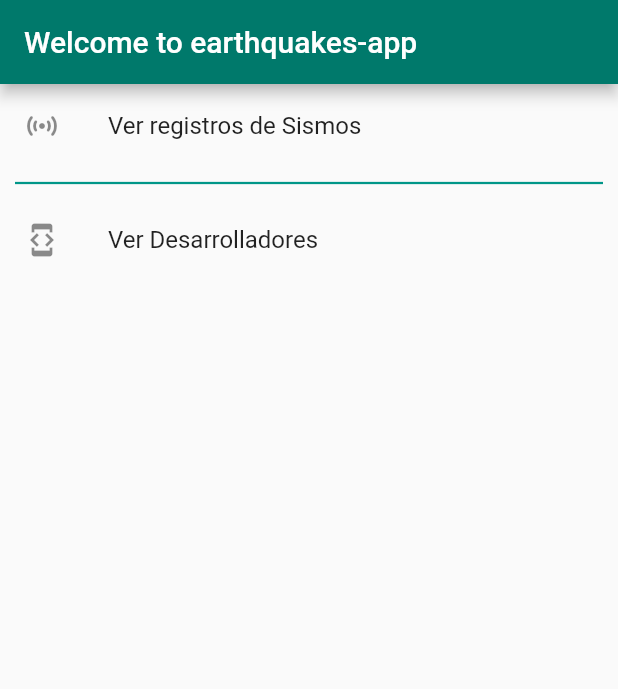
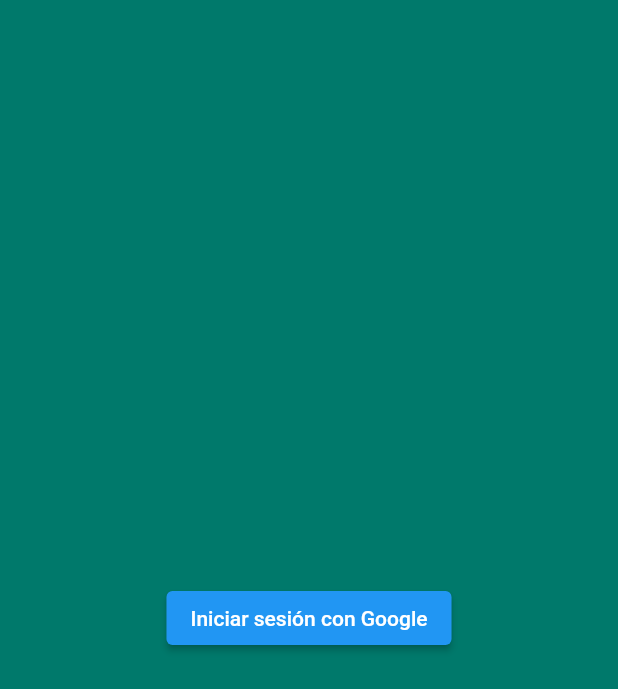
Before and after one commit to IanPD97/appmovil_earthquakes, a Flutter app: the screen it shows after launch, on a phone screen of 412 x 824 dp. Shown: the top 689 px of the screen. Run offline on Flutter 3.47's test engine with Material 2 defaults, Android fonts, the phone set to English and light mode, and no system bars; our stand-ins replace google_maps_flutter, google_sign_in; missing offline and left inert: google_maps_flutter_web, google_sign_in_web.

```diff
--- a/lib/generated_plugin_registrant.dart
+++ b/lib/generated_plugin_registrant.dart
@@ -4,8 +4,6 @@
 
 // ignore_for_file: lines_longer_than_80_chars
 
-import 'package:firebase_auth_web/firebase_auth_web.dart';
-import 'package:firebase_core_web/firebase_core_web.dart';
 import 'package:google_maps_flutter_web/google_maps_flutter_web.dart';
 import 'package:google_sign_in_web/google_sign_in_web.dart';
 
@@ -13,8 +11,6 @@ import 'package:flutter_web_plugins/flutter_web_plugins.dart';
 
 // ignore: public_member_api_docs
 void registerPlugins(Registrar registrar) {
-  FirebaseAuthWeb.registerWith(registrar);
-  FirebaseCoreWeb.registerWith(registrar);
   GoogleMapsPlugin.registerWith(registrar);
   GoogleSignInPlugin.registerWith(registrar);
   registrar.registerMessageHandler();
--- /dev/null
+++ b/lib/google_signin_api.dart
@@ -0,0 +1,7 @@
+import 'package:google_sign_in/google_sign_in.dart';
+
+class GoogleSignInApi {
+  static final _googleSignIn = GoogleSignIn();
+
+  static Future<GoogleSignInAccount?> login() => _googleSignIn.signIn();
+}
--- a/lib/main.dart
+++ b/lib/main.dart
@@ -1,10 +1,11 @@
 import 'package:appmovil_earthquakes/firstpage.dart';
 import 'package:flutter/material.dart';
+import 'package:appmovil_earthquakes/sign_up_page.dart';
 
 void main() async {
   runApp(
     MaterialApp(
-      home: FirstPage(),
+      home: SignUpPage(),
       debugShowCheckedModeBanner: false,
     ),
   );
--- /dev/null
+++ b/lib/sign_up_page.dart
@@ -0,0 +1,63 @@
+import 'package:appmovil_earthquakes/firstpage.dart';
+import 'package:google_sign_in/google_sign_in.dart';
+import 'package:flutter/material.dart';
+
+class SignUpPage extends StatefulWidget {
+  @override
+  _SignUpPageState createState() => _SignUpPageState();
+}
+
+class _SignUpPageState extends State<SignUpPage> {
+  bool _isLoggedIn = false;
+  GoogleSignInAccount? _userObj;
+  GoogleSignIn _googleSignIn = GoogleSignIn();
+
+  @override
+  Widget build(BuildContext context) {
+    return Scaffold(
+        backgroundColor: Colors.teal.shade700,
+        body: Container(
+            child: _isLoggedIn
+                ? Column(children: [
+                    Image.network(_userObj!.photoUrl!),
+                    Text(_userObj!.displayName!),
+                    Text(_userObj!.email),
+                    TextButton(
+                        onPressed: () {
+                          _googleSignIn.signOut().then((value) {
+                            setState(() {
+                              _isLoggedIn = false;
+                            });
+                          }).catchError((e) {});
+                        },
+                        child: Text("Cerrar Sesión"))
+                  ])
+                : Center(
+                    child: ElevatedButton(
+                    child: Text('Iniciar sesión con Google'),
+                    onPressed: () {
+                      _googleSignIn.signIn().then((userData) {
+                        setState(() {
+                          _isLoggedIn = true;
+                          Navigator.of(context).pushReplacement(
+                              MaterialPageRoute(
+                                  builder: (context) => FirstPage()));
+                          _userObj = userData!;
+                        });
+                      }).catchError((e) {
+                        print(e);
+                      });
+                    },
+                  ))));
+  }
+
+  // Future signIn() async {
+  //   final user = await GoogleSignInApi.login();
+
+  //   if (user == null) {
+  //     ScaffoldMessenger.of(context)
+  //         .showSnackBar(SnackBar(content: Text("Sign in Failed")));
+  //   } else {
+  //     Navigator.of(context).pushReplacement(
+  //         MaterialPageRoute(builder: (context) => FirstPage()));
+}
--- a/pubspec.yaml
+++ b/pubspec.yaml
@@ -29,9 +29,8 @@ dependencies:
   # Use with the CupertinoIcons class for iOS style icons.
   cupertino_icons: ^1.0.2
   http: ^0.13.3
-  google_sign_in: ^5.0.4
-  firebase_auth: ^3.0.1
-  flutter_signin_button: ^2.0.0
+  google_sign_in: ^5.0.5
+
   get: ^4.1.4
   dio: ^4.0.0
   flutter_polyline_points: ^0.2.6
```
Also changed, not shown: 4 other files.
